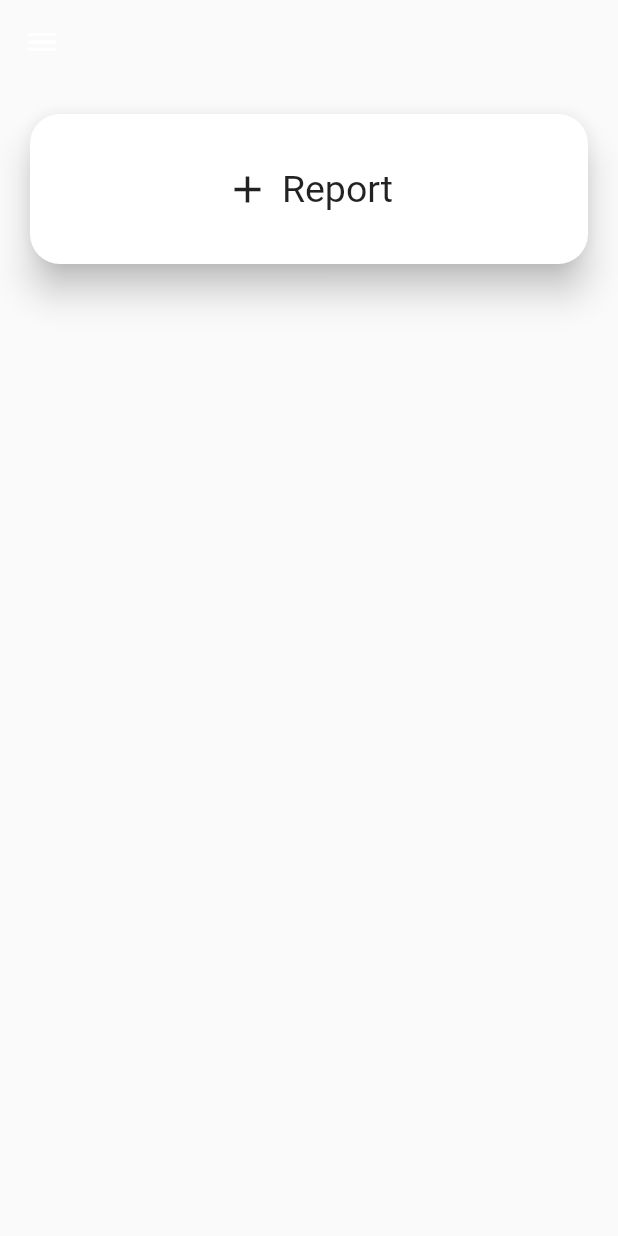
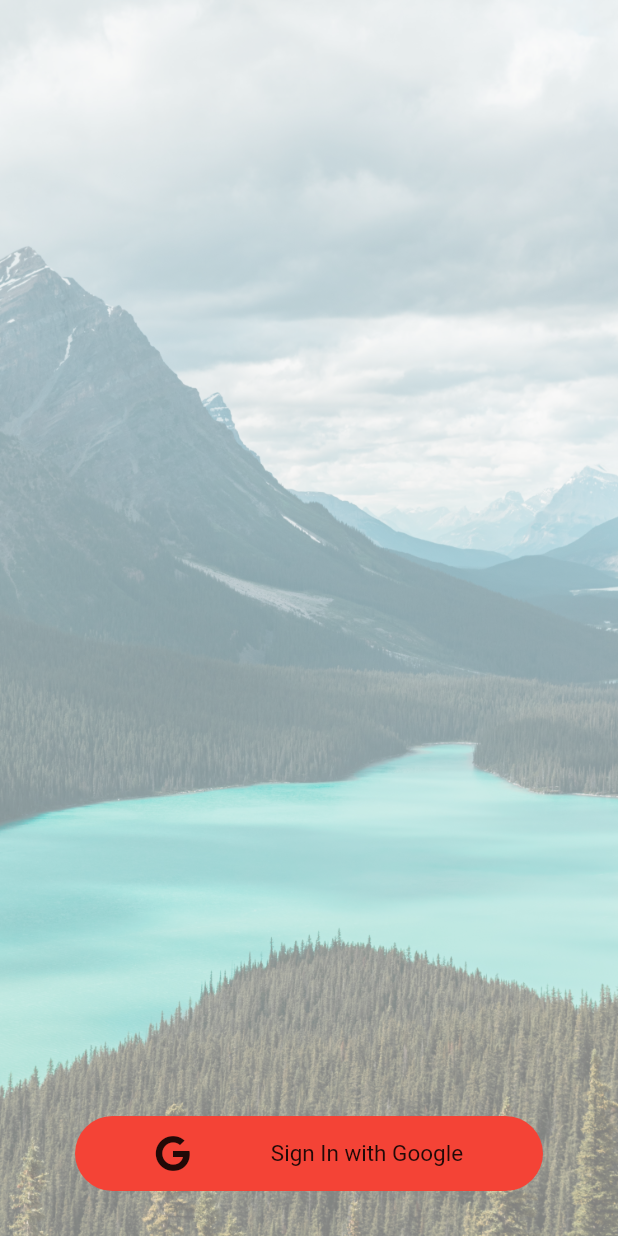
Before and after one commit to Android-Builds/Outliners-Healthcare-DevHacks, a Flutter app: the screen it shows after launch, on a phone screen of 412 x 824 dp. Run offline on Flutter 3.47's test engine with Material 2 defaults, Android fonts, the phone set to English and light mode, and no system bars; our stand-ins replace cloud_firestore, firebase_auth, font_awesome_flutter, google_sign_in; accounts and stored records are empty.

Commit message:
add signIn

```diff
--- a/Code/CovidAid/lib/main.dart
+++ b/Code/CovidAid/lib/main.dart
@@ -1,4 +1,6 @@
+import 'package:CovidAid/pages/google_signin.dart';
 import 'package:CovidAid/pages/home.dart';
+import 'package:firebase_auth/firebase_auth.dart';
 import 'package:flutter/material.dart';
 
 void main() => runApp(MyApp());
@@ -11,7 +13,46 @@ class MyApp extends StatelessWidget {
       theme: ThemeData(
         primarySwatch: Colors.indigo,
       ),
-      home: Homepage()
+      home: Main()
     );
   }
 }
+
+class Main extends StatefulWidget {
+  @override
+  _MainState createState() => _MainState();
+}
+
+class _MainState extends State<Main> {
+
+  final FirebaseAuth _auth = FirebaseAuth.instance;
+
+
+
+  @override
+  void initState() {
+    super.initState();
+  }
+
+  @override
+  Widget build(BuildContext context) {
+
+    // Awesome StreamBuilder
+
+    return StreamBuilder(
+      stream: _auth.onAuthStateChanged,
+      builder: (context, AsyncSnapshot<FirebaseUser> snapshot){
+        if(snapshot.hasData){
+          FirebaseUser user = snapshot.data;
+          if(user!=null){
+            return Homepage();
+          }
+          else{
+            return SignInScreen();
+          }
+        }
+        return SignInScreen();
+      },
+    );
+  }
+}
--- /dev/null
+++ b/Code/CovidAid/lib/pages/google_signin.dart
@@ -0,0 +1,110 @@
+import 'package:cloud_firestore/cloud_firestore.dart';
+import 'package:firebase_auth/firebase_auth.dart';
+import 'package:flutter/material.dart';
+import 'package:font_awesome_flutter/font_awesome_flutter.dart';
+import 'package:google_sign_in/google_sign_in.dart';
+
+class SignInScreen extends StatefulWidget {
+  @override
+  _SignInScreenState createState() => _SignInScreenState();
+}
+
+class _SignInScreenState extends State<SignInScreen> {
+
+  final FirebaseAuth _auth = FirebaseAuth.instance;
+  final GoogleSignIn googleSignIn = GoogleSignIn(
+    scopes: [
+      'email',
+      'https://www.googleapis.com/auth/contacts.readonly',
+    ],
+  );
+
+  final Firestore _db = Firestore.instance;
+
+
+  @override
+  Widget build(BuildContext context) {
+    final width = MediaQuery.of(context).size.width;
+    final height = MediaQuery.of(context).size.height;
+
+    return googleSignIn != null ? Scaffold(
+      body: Container(
+        width: width,
+        height: height,
+        child: Stack(
+          children: <Widget>[
+            Container(
+              decoration: BoxDecoration(
+                  image: new DecorationImage(image: AssetImage("assets/mian.jpg"),colorFilter: ColorFilter.mode(Colors.black.withOpacity(0.5),
+                      BlendMode.dstATop),fit: BoxFit.cover)
+              ),
+            ),
+            Positioned(
+              bottom: 30,
+              left: 50,
+              right: 50,
+              child: InkWell(
+                onTap: (){
+                  _googleSignIn();
+                },
+                child: ClipRRect(
+                  borderRadius: BorderRadius.circular(30),
+                  child: Container(
+                    width: 200,
+                    height: 50,
+                    color: Colors.red,
+                    child: Row(
+                      mainAxisAlignment: MainAxisAlignment.spaceEvenly,
+                      children: <Widget>[
+                        Icon(FontAwesomeIcons.google),
+                        Text("Sign In with Google",style: TextStyle(fontSize: 15),)
+                      ],
+                    ),
+                  ),
+                ),
+              ),
+            )
+          ],
+        ),
+      ),
+    ): Scaffold(body: Center(child: CircularProgressIndicator(),),) ;
+  }
+
+  void _googleSignIn() async{
+
+
+    try{
+      final GoogleSignInAccount googleSignInAccount = await googleSignIn.signIn();
+      final GoogleSignInAuthentication googleSignInAuthentication =
+      await googleSignInAccount.authentication;
+
+      final AuthCredential credential = GoogleAuthProvider.getCredential(
+        accessToken: googleSignInAuthentication.accessToken,
+        idToken: googleSignInAuthentication.idToken,
+      );
+
+      final AuthResult authResult = await _auth.signInWithCredential(credential);
+      final FirebaseUser user = authResult.user;
+
+      assert(!user.isAnonymous);
+      assert(await user.getIdToken() != null);
+
+      final FirebaseUser currentUser = await _auth.currentUser();
+      assert(user.uid == currentUser.uid);
+
+      _db.collection("users").document(user.uid).setData({
+        "diaplayName" : user.displayName,
+        "photoUrl" : user.photoUrl,
+        "email" : user.email,
+        "uid" : user.uid,
+        "lastSignedIn" : DateTime.now()
+      },merge: true);
+
+
+    }catch(e){
+      print(e.message);
+    }
+
+  }
+
+}
--- a/Code/CovidAid/pubspec.yaml
+++ b/Code/CovidAid/pubspec.yaml
@@ -29,6 +29,11 @@ dependencies:
   # Use with the CupertinoIcons class for iOS style icons.
   cupertino_icons: ^0.1.3
   dynamic_theme: ^1.0.0
+  firebase_auth: any
+  cloud_firestore: any
+  firebase_storage: any
+  font_awesome_flutter: any
+  google_sign_in: any
 
 dev_dependencies:
   flutter_test:
```
Also changed, not shown: Code/CovidAid/lib/drawer/drawer.dart (+75 -0 lines), Code/CovidAid/lib/model/adapterShelter.dart (added, +34 -0 lines), Code/CovidAid/lib/model/shelter_info.dart (added, +13 -0 lines), Code/CovidAid/lib/pages/foodpage.dart (+5 -63 lines), Code/CovidAid/lib/pages/home.dart (+77 -21 lines), Code/CovidAid/lib/pages/shelter.dart (added, +100 -0 lines), Code/CovidAid/assets/mian.jpg (added), Code/CovidAid/pubspec.lock, 3 other files.
